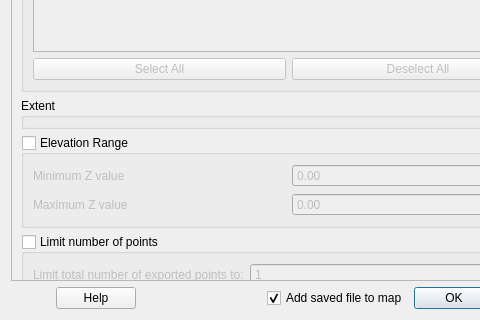
First picture: the form in src/ui/pointcloud/qgspointcloudlayersaveasdialogbase.ui, repository qgis/QGIS, before the edit; both pictures show x 0 to 480 and y 312 to 632 of the 591 by 632 pixel window.
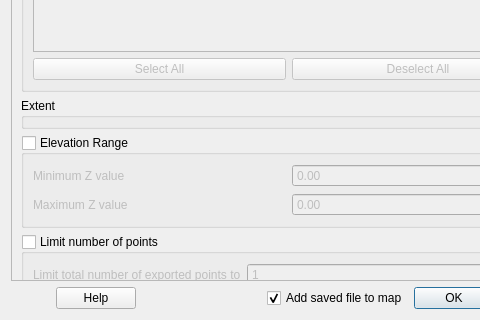
Second picture: the form after the edit. Custom widgets are drawn as their Qt base class.

Commit message: remove colon

The edit to the form file:
```diff
--- a/src/ui/pointcloud/qgspointcloudlayersaveasdialogbase.ui
+++ b/src/ui/pointcloud/qgspointcloudlayersaveasdialogbase.ui
@@ -217,7 +217,7 @@
           <item row="0" column="0">
            <widget class="QLabel" name="label_5">
             <property name="text">
-             <string>Limit total number of exported points to:</string>
+             <string>Limit total number of exported points to</string>
             </property>
            </widget>
           </item>
```
